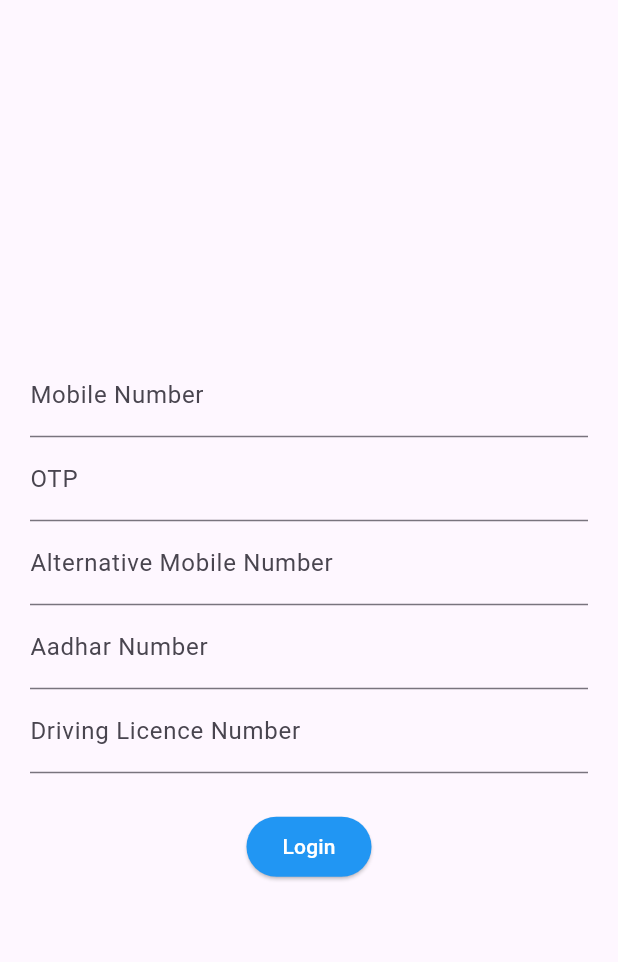
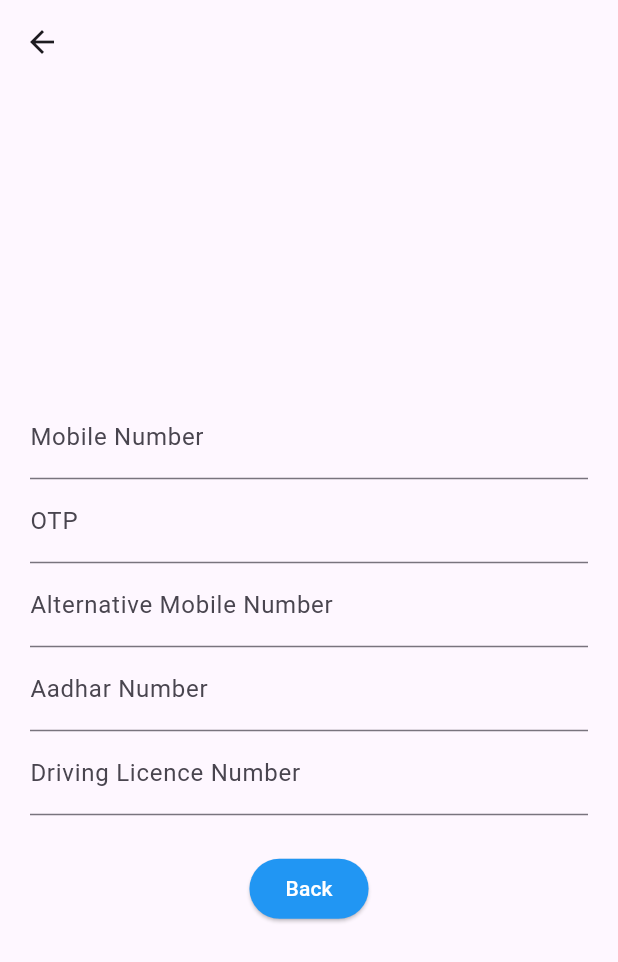
Before and after one commit to akashmehta/sample_flutter, a Flutter app: the SignUpScreen screen opened directly with empty values, on a phone screen of 412 x 824 dp. Shown: the top 962 px of the screen. Run offline on Flutter 3.47's test engine with Material 3 defaults, Android fonts, the phone set to English and light mode, and no system bars.

Commit message:
login sign up setup.

```diff
--- a/lib/onboarding/src/app.dart
+++ b/lib/onboarding/src/app.dart
@@ -10,7 +10,7 @@ class App extends StatelessWidget {
       child: const MaterialApp(
         title: 'Log Me In',
         home: Scaffold(
-          body: Text("Aakash"),
+          body: LoginScreen(),
         ),
       ),
     );
--- a/lib/onboarding/src/login/ui/onboarding/infowidgets.dart
+++ b/lib/onboarding/src/login/ui/onboarding/infowidgets.dart
@@ -60,16 +60,16 @@ Widget otpField(Bloc bloc) => StreamBuilder(
       ),
     ));
 
-Widget submitButton(VoidCallback callback) {
+Widget submitButton(String label, VoidCallback callback) {
   return ElevatedButton(
     onPressed: () {
       callback.call();
     },
     style: const ButtonStyle(
         backgroundColor: MaterialStatePropertyAll<Color>(Colors.blue)),
-    child: const Text(
-      'Login',
-      style: TextStyle(color: Colors.white),
+    child: Text(
+      label,
+      style: const TextStyle(color: Colors.white),
     ),
   );
 }
--- a/lib/onboarding/src/login/ui/onboarding/signup/signupscreen.dart
+++ b/lib/onboarding/src/login/ui/onboarding/signup/signupscreen.dart
@@ -1,22 +1,29 @@
-import 'dart:ffi';
-
 import 'package:flutter/material.dart';
-import '../../../blocs/providers.dart';
+import 'package:sample_flutter/onboarding/src/login/blocs/bloc.dart';
 import '../infowidgets.dart';
 
 class SignUpScreen extends StatelessWidget {
 
   final VoidCallback backCallback;
-  const SignUpScreen(Key key, this.backCallback) : super(key: key);
+  final VoidCallback signUpCallBack;
+  const SignUpScreen(Key key,
+      this.backCallback,
+      this.signUpCallBack) : super(key: key);
 
   @override
   Widget build(BuildContext context) {
-    final provider = Provider.of(context);
-    final bloc = (provider as Provider).bloc;
-    return Container(
+    final bloc = Bloc();
+    return SizedBox(
       height: MediaQuery.of(context).size.height,
       width: MediaQuery.of(context).size.width,
+      child: Scaffold(
+        appBar: AppBar(
+          leading: BackButton(onPressed: backCallback,),
+        ),
+        body: Container(
           margin: const EdgeInsets.all(20.0),
+          alignment: Alignment.center,
+          child: SingleChildScrollView(
             child: Column (
               mainAxisAlignment: MainAxisAlignment.center,
               children: [
@@ -26,10 +33,13 @@ class SignUpScreen extends StatelessWidget {
                 aadharNumberField(bloc),
                 dlField(bloc),
                 spacing(),
-          submitButton(() {
-            backCallback.call();
+                submitButton("Back",() {
+                  signUpCallBack.call();
                 })
               ],
+            ),
+          ),
+        ),
       ),
     );
   }
```
Also changed, not shown: lib/onboarding/src/login/ui/onboarding/login/loginscreen.dart (+19 -20 lines). Lines whose indentation alone changed are shown as unchanged.
